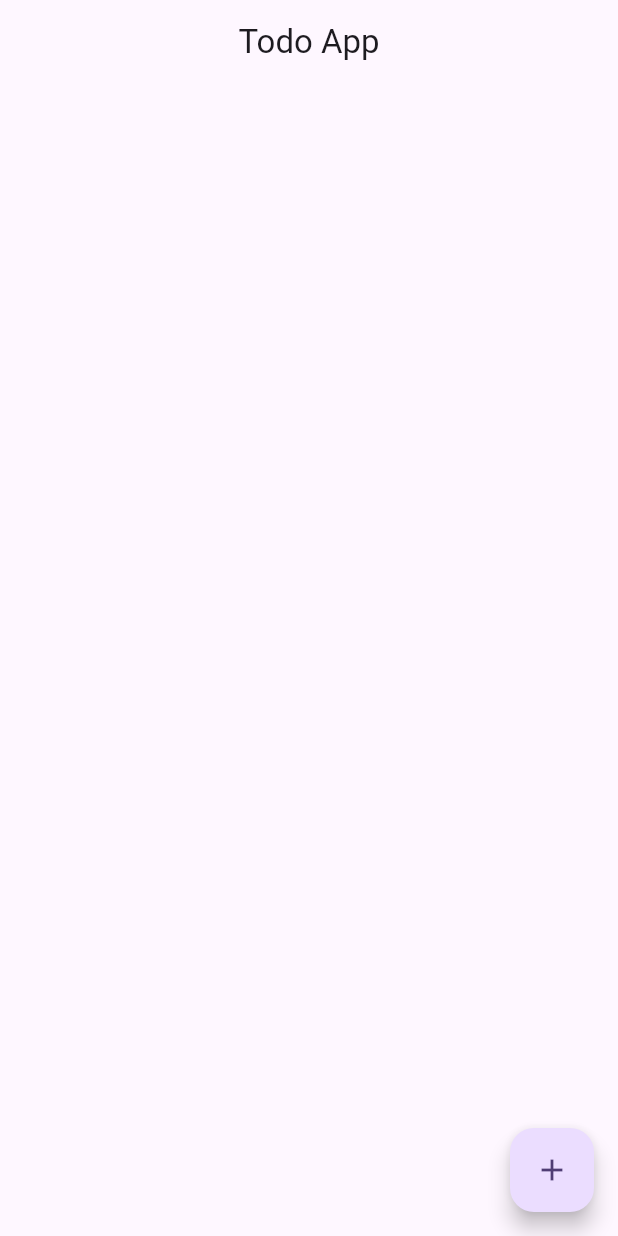
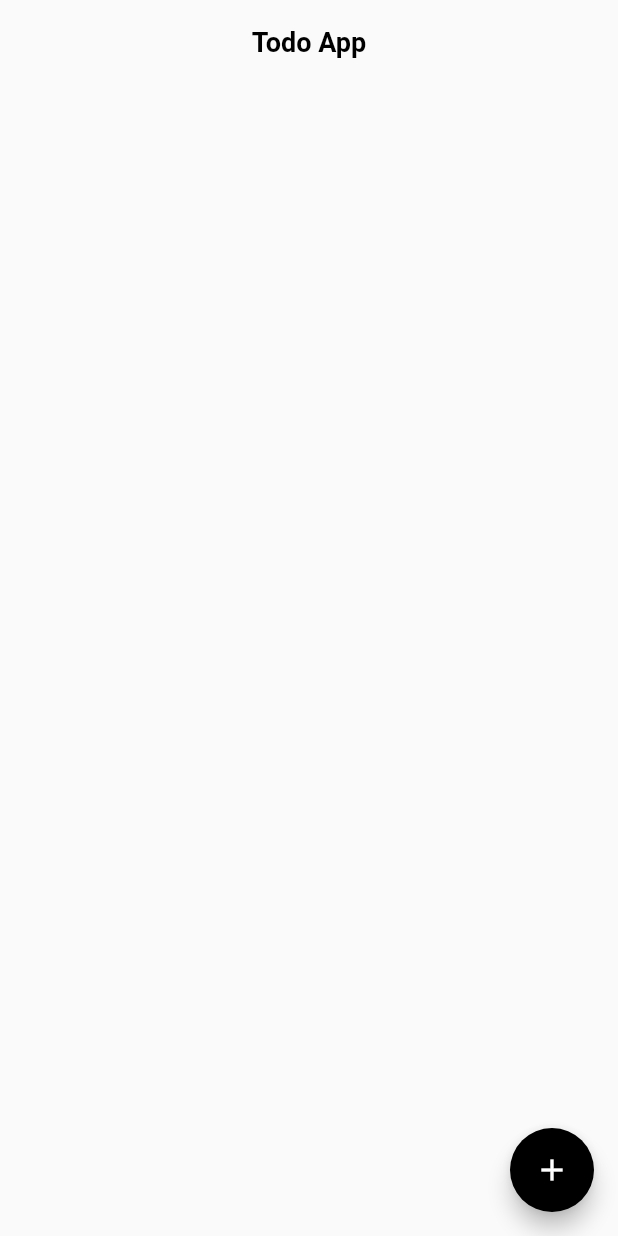
Before and after one commit to offfahad/state-management-app, a Flutter app: the screen it shows after launch, on a phone screen of 412 x 824 dp. Run offline on Flutter 3.47's test engine with Material 2 defaults, Android fonts, the phone set to English and light mode, and no system bars; our stand-ins replace flutter_riverpod, flutter_slidable.

Commit message:
colors-changed

```diff
--- a/lib/main.dart
+++ b/lib/main.dart
@@ -4,7 +4,7 @@ import 'package:todo_app/pages/add.dart';
 import 'package:todo_app/pages/home.dart';
 
 void main() {
-  runApp(const ProviderScope (child: MyApp()));
+  runApp(const ProviderScope(child: MyApp()));
 }
 
 class MyApp extends StatelessWidget {
@@ -17,10 +17,15 @@ class MyApp extends StatelessWidget {
       title: 'Todo App',
       debugShowCheckedModeBanner: false,
       theme: ThemeData(
-        colorScheme: ColorScheme.fromSeed(seedColor: Colors.deepPurple),
-        useMaterial3: true,
+        appBarTheme: const AppBarTheme(
+          iconTheme: IconThemeData(color: Colors.black),
+          backgroundColor: Colors.transparent,
+          shadowColor: Colors.transparent,
+          titleTextStyle: TextStyle(
+              color: Colors.black, fontWeight: FontWeight.bold, fontSize: 18),
+        ),
       ),
-      home: MyHomePage(),
+      home: const MyHomePage(),
     );
   }
 }
--- a/lib/pages/home.dart
+++ b/lib/pages/home.dart
@@ -81,6 +81,7 @@ class MyHomePage extends ConsumerWidget {
           ),
         ),
         tooltip: 'Increment',
+        backgroundColor: Colors.black,
         child: const Icon(Icons.add),
       ), // This trailing comma makes auto-formatting nicer for build methods.
     );
```
